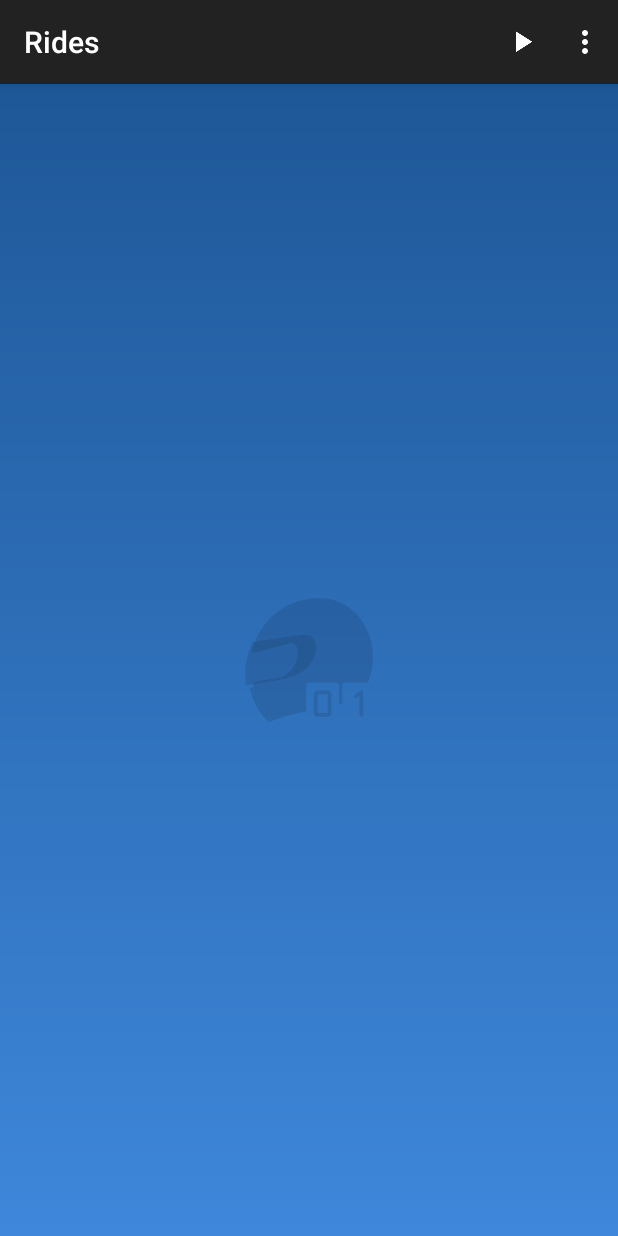
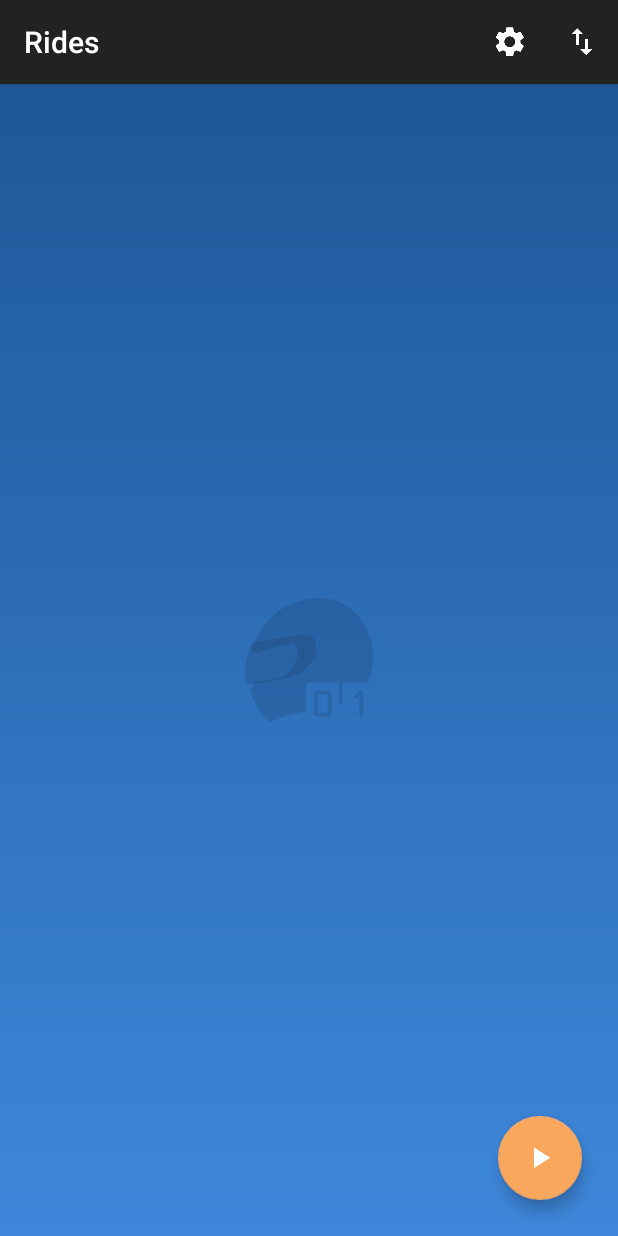
Before and after one commit to markusfisch/MotoScore, an Android app: the screen it shows after launch (MainActivity), on a phone screen of 412 x 824 dp. Run offline under Robolectric (Android 15) with nearby library versions, the phone set to English and light mode, and no system bars; 3 statements that could not run were skipped.

Commit message:
Use a floating action button for start/stop

```diff
--- a/app/build.gradle
+++ b/app/build.gradle
@@ -34,5 +34,7 @@ android {
 
 dependencies {
 	implementation "com.android.support:appcompat-v7:$support_version"
+	implementation 'com.android.support.constraint:constraint-layout:1.1.2'
+	implementation "com.android.support:design:$support_version"
 	implementation 'com.google.android.gms:play-services-maps:8.3.0'
 }
--- a/app/src/main/java/de/markusfisch/android/motoscore/export/RideExporter.java
+++ b/app/src/main/java/de/markusfisch/android/motoscore/export/RideExporter.java
@@ -20,7 +20,7 @@ public class RideExporter {
 
 	private String name;
 	private ExportListener listener;
-	private String exportedFile = null;
+	private String exportedFile;
 
 	public RideExporter(long id, ExportListener listener) {
 		this.listener = listener;
--- a/app/src/main/java/de/markusfisch/android/motoscore/service/MotoScoreService.java
+++ b/app/src/main/java/de/markusfisch/android/motoscore/service/MotoScoreService.java
@@ -2,7 +2,6 @@ package de.markusfisch.android.motoscore.service;
 
 import de.markusfisch.android.motoscore.app.MotoScoreApp;
 import de.markusfisch.android.motoscore.notification.Notifications;
-import de.markusfisch.android.motoscore.preference.Preferences;
 import de.markusfisch.android.motoscore.receiver.HeadsetReceiver;
 import de.markusfisch.android.motoscore.receiver.RemoteControlReceiver;
 import de.markusfisch.android.motoscore.R;
@@ -94,12 +93,9 @@ public class MotoScoreService extends Service {
 
 	@Override
 	public int onStartCommand(Intent intent, int flags, int startId) {
-android.util.Log.d("mfdbg", "mfdbg: MotoScoreService.onStartCommand(" + startId + ")");
 		if (intent != null) {
-android.util.Log.d("mfdbg", "mfdbg: intent != null");
 			switch (intent.getIntExtra(COMMAND, -1)) {
 				case -1:
-android.util.Log.d("mfdbg", "mfdbg: start()");
 					start();
 					break;
 				case COMMAND_STATE:
@@ -113,7 +109,6 @@ android.util.Log.d("mfdbg", "mfdbg: start()");
 					break;
 			}
 		}
-android.util.Log.d("mfdbg", "mfdbg: return START_STICKY");
 		return START_STICKY;
 	}
 
--- a/app/src/main/res/layout-land/activity_main.xml
+++ b/app/src/main/res/layout-land/activity_main.xml
@@ -1,17 +1,17 @@
-<LinearLayout
+<android.support.constraint.ConstraintLayout
 	xmlns:android="http://schemas.android.com/apk/res/android"
+	xmlns:app="http://schemas.android.com/apk/res-auto"
 	android:layout_width="match_parent"
-	android:layout_height="match_parent"
-	android:orientation="horizontal"
-	android:baselineAligned="false">
+	android:layout_height="match_parent">
 	<include
+		android:id="@+id/counter"
 		layout="@layout/counter"
-		android:layout_width="0dp"
-		android:layout_height="match_parent"
-		android:layout_weight="1"/>
+		android:layout_width="200dp"
+		android:layout_height="match_parent"/>
 	<include
 		layout="@layout/listing"
 		android:layout_width="0dp"
 		android:layout_height="match_parent"
-		android:layout_weight="1"/>
-</LinearLayout>
+		app:layout_constraintStart_toEndOf="@+id/counter"/>
+	<include layout="@layout/fab_start"/>
+</android.support.constraint.ConstraintLayout>
--- a/app/src/main/res/layout/activity_main.xml
+++ b/app/src/main/res/layout/activity_main.xml
@@ -1,15 +1,17 @@
-<LinearLayout
+<android.support.constraint.ConstraintLayout
 	xmlns:android="http://schemas.android.com/apk/res/android"
+	xmlns:app="http://schemas.android.com/apk/res-auto"
 	android:layout_width="match_parent"
-	android:layout_height="match_parent"
-	android:orientation="vertical">
+	android:layout_height="match_parent">
 	<include
+		android:id="@+id/counter"
 		layout="@layout/counter"
 		android:layout_width="match_parent"
-		android:layout_height="wrap_content"
-		android:padding="8dp"/>
+		android:layout_height="0dp"/>
 	<include
 		layout="@layout/listing"
 		android:layout_width="match_parent"
-		android:layout_height="match_parent"/>
-</LinearLayout>
+		android:layout_height="0dp"
+		app:layout_constraintTop_toBottomOf="@+id/counter"/>
+	<include layout="@layout/fab_start"/>
+</android.support.constraint.ConstraintLayout>
--- /dev/null
+++ b/app/src/main/res/layout/fab_start.xml
@@ -0,0 +1,14 @@
+<android.support.design.widget.FloatingActionButton
+	xmlns:android="http://schemas.android.com/apk/res/android"
+	xmlns:app="http://schemas.android.com/apk/res-auto"
+	android:id="@+id/start"
+	android:layout_width="wrap_content"
+	android:layout_height="wrap_content"
+	android:layout_marginBottom="24dp"
+	android:layout_marginEnd="24dp"
+	android:layout_marginRight="24dp"
+	android:clickable="true"
+	android:focusable="true"
+	app:layout_constraintBottom_toBottomOf="parent"
+	app:layout_constraintEnd_toEndOf="parent"
+	app:srcCompat="@drawable/ic_action_start"/>
--- a/app/src/main/res/menu/main_activity_options.xml
+++ b/app/src/main/res/menu/main_activity_options.xml
@@ -2,16 +2,13 @@
 	xmlns:android="http://schemas.android.com/apk/res/android"
 	xmlns:material="http://schemas.android.com/apk/res-auto">
 	<item
-		android:id="@+id/start"
-		android:icon="@drawable/ic_action_start"
-		android:title="@string/start"
-		material:showAsAction="ifRoom"/>
-	<item
 		android:id="@+id/preferences"
 		android:icon="@drawable/ic_action_settings"
-		android:title="@string/preferences"/>
+		android:title="@string/preferences"
+		material:showAsAction="ifRoom"/>
 	<item
 		android:id="@+id/export"
 		android:icon="@drawable/ic_action_export"
-		android:title="@string/export"/>
+		android:title="@string/export"
+		material:showAsAction="ifRoom"/>
 </menu>
```
Also changed, not shown: app/src/main/java/de/markusfisch/android/motoscore/activity/MainActivity.java (+19 -39 lines), app/src/main/res/layout/counter.xml (+2 -5 lines).
